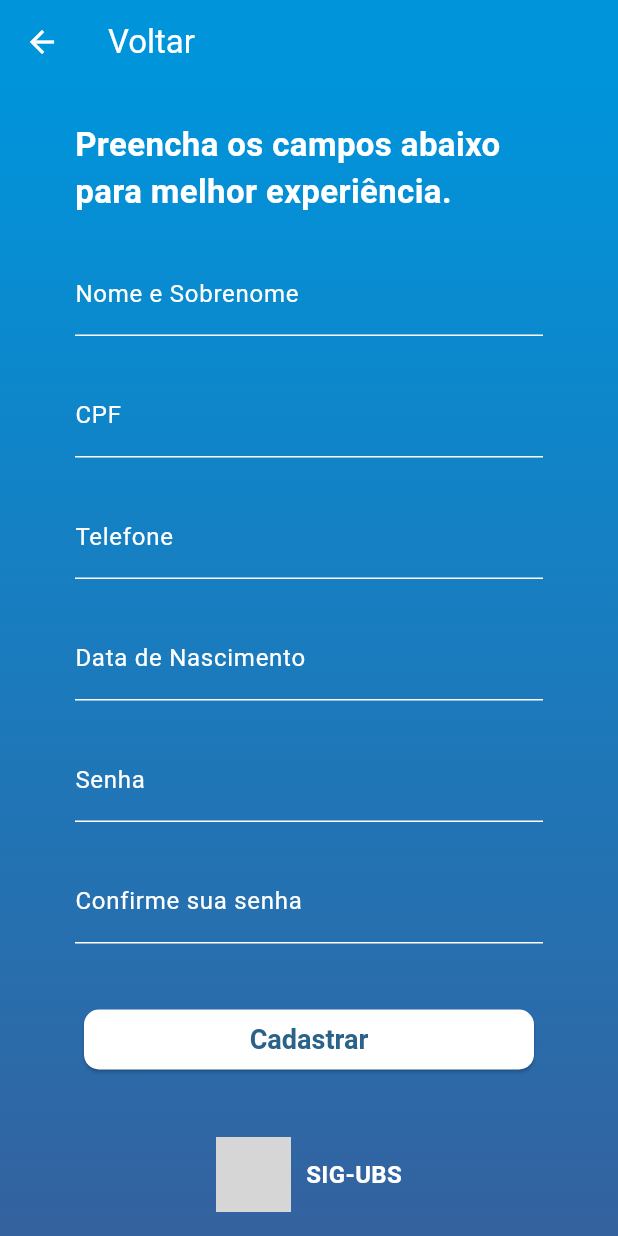
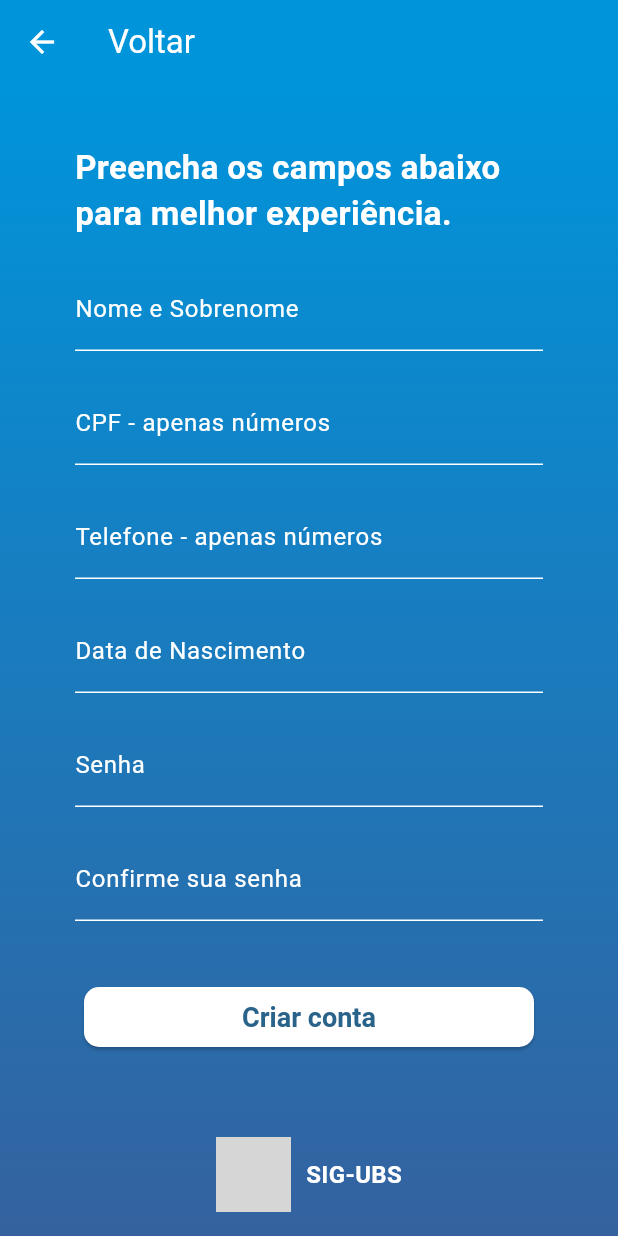
Before and after one commit to FelipeSouza14/SIG-UBS, a Flutter app: the LoginPage screen opened by its route, after a tap on "Entrar", after a tap on "Cadastre-se agora!", on a phone screen of 412 x 824 dp. Run offline on Flutter 3.47's test engine with Material 3 defaults, Android fonts, the phone set to English and light mode, and no system bars; our stand-ins replace jwt_decoder, shared_preferences; accounts and stored records are empty; grey boxes are pictures that could not be loaded.

Commit message:
modificando detalhes

```diff
--- a/front_end/sig_ubs/lib/pages/homePage.dart
+++ b/front_end/sig_ubs/lib/pages/homePage.dart
@@ -35,14 +35,21 @@ class _HomePageState extends State<HomePage> {
         title: Text(widget.title),
         actions: [
           if (authProvider.user.isNotEmpty)
-            IconButton(
-              icon: Icon(Icons.logout),
-              onPressed: () {
-                authProvider.logout();
-              },
+            Text(
+              '${authProvider.user['username']}',
+              style: const TextStyle(
+                color: Colors.white,
+                fontSize: 16,
+                fontWeight: FontWeight.bold,
+              ),
             ),
-          if (authProvider.user.isNotEmpty)
-            Text('Bem-vindo, ${authProvider.user['username']}')
+          IconButton(
+            icon: const Icon(Icons.logout),
+            color: Colors.white,
+            onPressed: () {
+              authProvider.logout();
+            },
+          ),
         ],
       ),
       body: const Center(
--- a/front_end/sig_ubs/lib/pages/loginPage.dart
+++ b/front_end/sig_ubs/lib/pages/loginPage.dart
@@ -63,8 +63,8 @@ class _LoginPageState extends State<LoginPage> {
                         const SizedBox(height: 25),
                         TextFormField(
                           controller: _cpfValue,
-                          style: TextStyle(color: Colors.white),
-                          decoration: InputDecoration(
+                          style: const TextStyle(color: Colors.white),
+                          decoration: const InputDecoration(
                             labelText: 'Digite seu CPF',
                             labelStyle: TextStyle(
                               color: Colors.white,
@@ -91,8 +91,8 @@ class _LoginPageState extends State<LoginPage> {
                         const SizedBox(height: 25),
                         TextFormField(
                           controller: _passwordValue,
-                          style: TextStyle(color: Colors.white),
-                          decoration: InputDecoration(
+                          style: const TextStyle(color: Colors.white),
+                          decoration: const InputDecoration(
                             labelText: 'Digite sua senha',
                             labelStyle: TextStyle(
                               color: Colors.white,
--- a/front_end/sig_ubs/lib/pages/registerPage.dart
+++ b/front_end/sig_ubs/lib/pages/registerPage.dart
@@ -64,11 +64,11 @@ class _RegisterPageState extends State<RegisterPage> {
                             fontWeight: FontWeight.bold,
                           ),
                         ),
-                        const SizedBox(height: 25),
+                        const SizedBox(height: 20),
                         TextFormField(
                           controller: _nomeValue,
-                          style: TextStyle(color: Colors.white),
-                          decoration: InputDecoration(
+                          style: const TextStyle(color: Colors.white),
+                          decoration: const InputDecoration(
                             labelText: 'Nome e Sobrenome',
                             labelStyle: TextStyle(
                               color: Colors.white,
@@ -92,12 +92,12 @@ class _RegisterPageState extends State<RegisterPage> {
                             return null;
                           },
                         ),
-                        const SizedBox(height: 25),
+                        const SizedBox(height: 20),
                         TextFormField(
                           controller: _cpfValue,
-                          style: TextStyle(color: Colors.white),
-                          decoration: InputDecoration(
-                            labelText: 'CPF',
+                          style: const TextStyle(color: Colors.white),
+                          decoration: const InputDecoration(
+                            labelText: 'CPF - apenas números',
                             labelStyle: TextStyle(
                               color: Colors.white,
                             ),
@@ -120,12 +120,12 @@ class _RegisterPageState extends State<RegisterPage> {
                             return null;
                           },
                         ),
-                        const SizedBox(height: 25),
+                        const SizedBox(height: 20),
                         TextFormField(
                           controller: _telefoneValue,
-                          style: TextStyle(color: Colors.white),
-                          decoration: InputDecoration(
-                            labelText: 'Telefone',
+                          style: const TextStyle(color: Colors.white),
+                          decoration: const InputDecoration(
+                            labelText: 'Telefone - apenas números',
                             labelStyle: TextStyle(
                               color: Colors.white,
                             ),
@@ -148,11 +148,11 @@ class _RegisterPageState extends State<RegisterPage> {
                             return null;
                           },
                         ),
-                        const SizedBox(height: 25),
+                        const SizedBox(height: 20),
                         TextFormField(
                           controller: _nascimentoValue,
-                          style: TextStyle(color: Colors.white),
-                          decoration: InputDecoration(
+                          style: const TextStyle(color: Colors.white),
+                          decoration: const InputDecoration(
                             labelText: 'Data de Nascimento',
                             labelStyle: TextStyle(
                               color: Colors.white,
@@ -176,11 +176,11 @@ class _RegisterPageState extends State<RegisterPage> {
                             return null;
                           },
                         ),
-                        const SizedBox(height: 25),
+                        const SizedBox(height: 20),
                         TextFormField(
                           controller: _senhaValue,
-                          style: TextStyle(color: Colors.white),
-                          decoration: InputDecoration(
+                          style: const TextStyle(color: Colors.white),
+                          decoration: const InputDecoration(
                             labelText: 'Senha',
                             labelStyle: TextStyle(
                               color: Colors.white,
@@ -197,6 +197,7 @@ class _RegisterPageState extends State<RegisterPage> {
                               ),
                             ),
                           ),
+                          obscureText: true,
                           validator: (value) {
                             if (value == null || value.isEmpty) {
                               return 'Por favor, insira sua senha';
@@ -204,11 +205,11 @@ class _RegisterPageState extends State<RegisterPage> {
                             return null;
                           },
                         ),
-                        const SizedBox(height: 25),
+                        const SizedBox(height: 20),
                         TextFormField(
                           controller: _senhaDoisValue,
-                          style: TextStyle(color: Colors.white),
-                          decoration: InputDecoration(
+                          style: const TextStyle(color: Colors.white),
+                          decoration: const InputDecoration(
                             labelText: 'Confirme sua senha',
                             labelStyle: TextStyle(
                               color: Colors.white,
@@ -225,6 +226,7 @@ class _RegisterPageState extends State<RegisterPage> {
                               ),
                             ),
                           ),
+                          obscureText: true,
                           validator: (value) {
                             if (value == null || value.isEmpty) {
                               return 'Por favor, insira sua senha novamente';
@@ -263,7 +265,7 @@ class _RegisterPageState extends State<RegisterPage> {
                               borderRadius: BorderRadius.circular(10),
                             ),
                           ),
-                          child: const Text('Cadastrar'),
+                          child: const Text('Criar conta'),
                         ),
                       ],
                     ),
```
